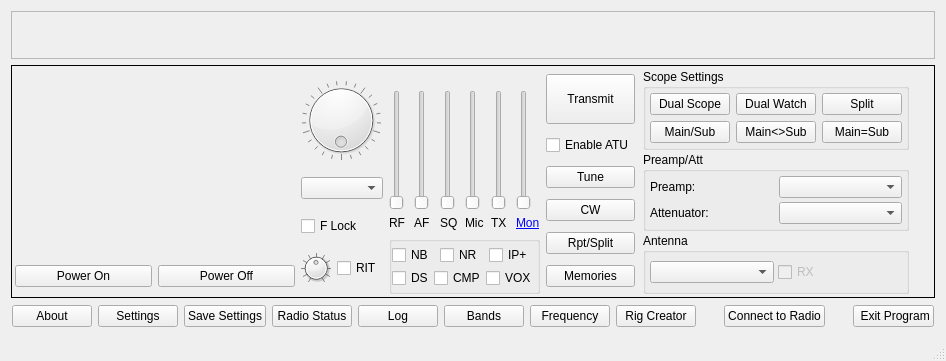
Before: the Qt Designer form wfmain.ui in adecarolis/wfweb, drawn with Qt 5.
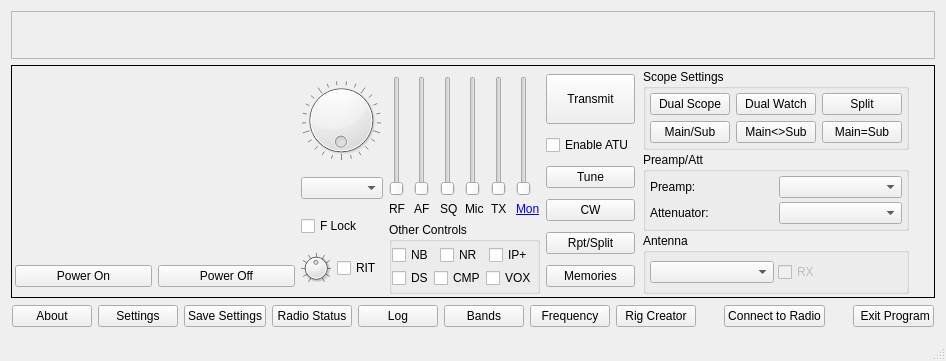
After: the same form once the commit is applied. Custom widgets are drawn as their Qt base class.

Commit message: Initial code to select which controls to display

Diff of the .ui file:
```diff
--- a/wfmain.ui
+++ b/wfmain.ui
@@ -727,7 +727,7 @@
            <item>
             <widget class="QGroupBox" name="OtherControlsGrp">
              <property name="title">
-              <string/>
+              <string>Other Controls</string>
              </property>
              <layout class="QVBoxLayout" name="verticalLayout_3">
               <property name="spacing">
```
The commit also changes 1 other file.
